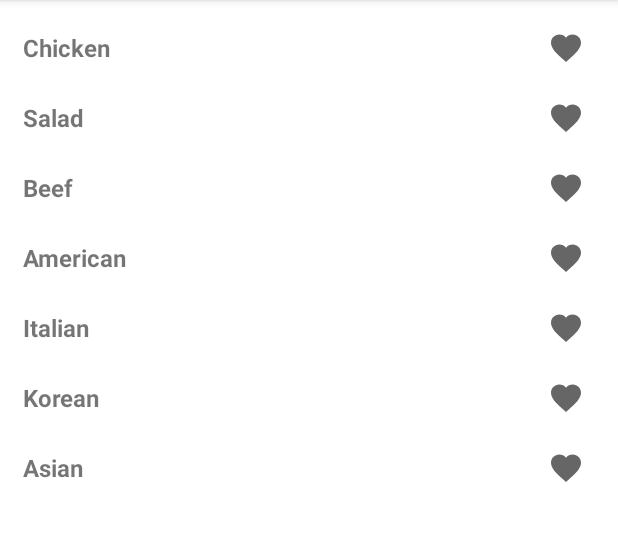
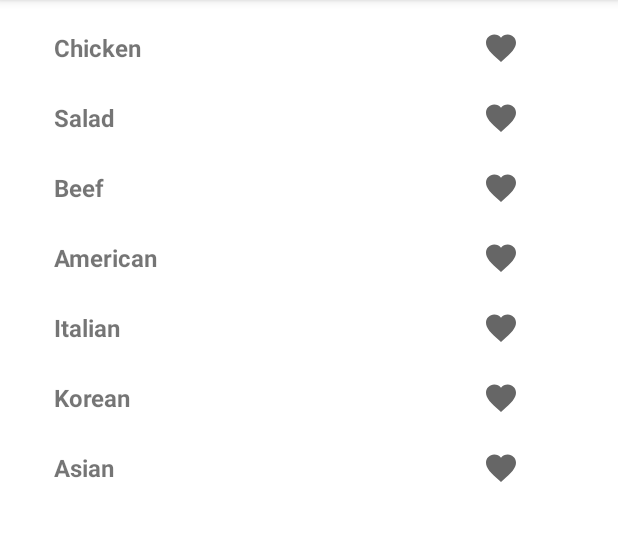
Before and after one commit to salehkai999/Eggxact, an Android app: the fragment FavoritesFragment shown on its own in the app's theme, on a phone screen of 412 x 824 dp, the part 84-625 px from its top. Run offline under Robolectric (Android 15) with nearby library versions, the phone set to English and light mode, and no system bars.

Commit message:
minor UI modifications.

```diff
--- a/app/src/main/res/layout/activity_landing_page.xml
+++ b/app/src/main/res/layout/activity_landing_page.xml
@@ -4,6 +4,7 @@
     xmlns:tools="http://schemas.android.com/tools"
     android:layout_width="match_parent"
     android:layout_height="match_parent"
+    android:background="#976BE6"
     tools:context=".LandingPageActivity">
 
     <ImageView
@@ -49,8 +50,7 @@
             app:layout_constraintEnd_toEndOf="parent"
             app:layout_constraintHorizontal_bias="1.0"
             app:layout_constraintStart_toStartOf="parent"
-            app:layout_constraintTop_toTopOf="parent">
-        </androidx.viewpager.widget.ViewPager>
+            app:layout_constraintTop_toTopOf="parent"></androidx.viewpager.widget.ViewPager>
 
 
     </androidx.constraintlayout.widget.ConstraintLayout>
--- a/app/src/main/res/layout/fav_recycler_item_layout.xml
+++ b/app/src/main/res/layout/fav_recycler_item_layout.xml
@@ -29,15 +29,24 @@
         android:layout_width="wrap_content"
         android:layout_height="wrap_content"
         android:orientation="vertical"
-        app:layout_constraintGuide_begin="350dp" />
+        app:layout_constraintGuide_begin="290dp" />
 
     <ImageView
         android:id="@+id/favRecImg"
         android:layout_width="wrap_content"
         android:layout_height="wrap_content"
         android:layout_marginStart="15dp"
+        android:layout_marginEnd="15dp"
         app:layout_constraintBottom_toBottomOf="@+id/favRecTitle"
+        app:layout_constraintEnd_toStartOf="@+id/guideline12"
         app:layout_constraintStart_toStartOf="@+id/guideline7"
         app:layout_constraintTop_toTopOf="@+id/favRecTitle"
         app:srcCompat="@drawable/baseline_favorite_24" />
+
+    <androidx.constraintlayout.widget.Guideline
+        android:id="@+id/guideline12"
+        android:layout_width="wrap_content"
+        android:layout_height="wrap_content"
+        android:orientation="vertical"
+        app:layout_constraintGuide_begin="337dp" />
 </androidx.constraintlayout.widget.ConstraintLayout>
--- a/app/src/main/res/layout/fragment_categories.xml
+++ b/app/src/main/res/layout/fragment_categories.xml
@@ -30,7 +30,8 @@
         android:id="@+id/catFragRecycler2"
         android:layout_width="0dp"
         android:layout_height="0dp"
-        android:layout_marginStart="30dp"
+        android:layout_marginStart="20dp"
+        android:layout_marginEnd="15dp"
         app:layout_constraintBottom_toBottomOf="@+id/catFragRecycler"
         app:layout_constraintEnd_toEndOf="parent"
         app:layout_constraintStart_toStartOf="@+id/guideline2"
--- a/app/src/main/res/layout/fragment_favorites.xml
+++ b/app/src/main/res/layout/fragment_favorites.xml
@@ -14,7 +14,21 @@
         android:layout_marginTop="5dp"
         android:layout_marginBottom="5dp"
         app:layout_constraintBottom_toBottomOf="parent"
-        app:layout_constraintEnd_toEndOf="parent"
-        app:layout_constraintStart_toStartOf="parent"
+        app:layout_constraintEnd_toStartOf="@+id/guideline11"
+        app:layout_constraintStart_toStartOf="@+id/guideline10"
         app:layout_constraintTop_toTopOf="parent" />
+
+    <androidx.constraintlayout.widget.Guideline
+        android:id="@+id/guideline10"
+        android:layout_width="wrap_content"
+        android:layout_height="wrap_content"
+        android:orientation="vertical"
+        app:layout_constraintGuide_begin="21dp" />
+
+    <androidx.constraintlayout.widget.Guideline
+        android:id="@+id/guideline11"
+        android:layout_width="wrap_content"
+        android:layout_height="wrap_content"
+        android:orientation="vertical"
+        app:layout_constraintGuide_begin="393dp" />
 </androidx.constraintlayout.widget.ConstraintLayout>
```
Also changed, not shown: app/src/main/res/layout/categories_item_layout.xml (+8 -9 lines).
